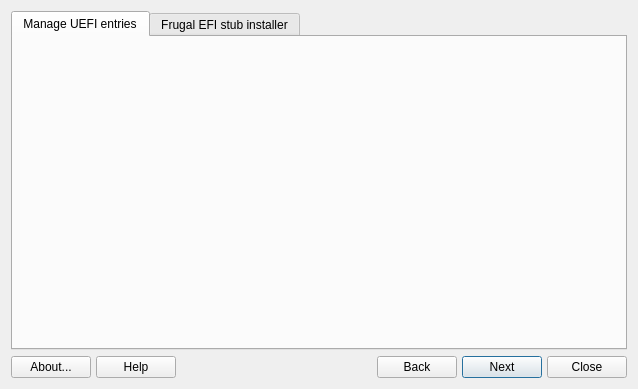
Old version of the form mainwindow.ui in the repository AdrianTM/uefi-manager.
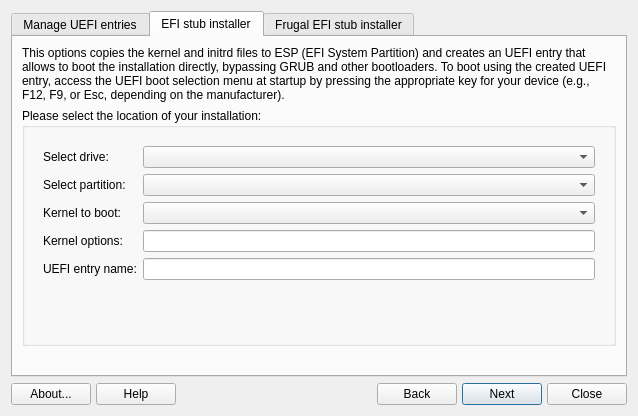
New version of the form. The open tabs and pages were chosen to show the change. Icons and pictures are not drawn.

Commit message: Add logo back

Diff of the .ui file:
```diff
--- a/mainwindow.ui
+++ b/mainwindow.ui
@@ -7,7 +7,7 @@
     <x>0</x>
     <y>0</y>
     <width>638</width>
-    <height>389</height>
+    <height>416</height>
    </rect>
   </property>
   <property name="sizePolicy">
@@ -36,6 +36,124 @@
        <string>Manage UEFI entries</string>
       </attribute>
      </widget>
+     <widget class="QWidget" name="tabStubInstaller">
+      <attribute name="title">
+       <string>EFI stub installer</string>
+      </attribute>
+      <layout class="QVBoxLayout" name="verticalLayout_4">
+       <item>
+        <widget class="QLabel" name="labelStub">
+         <property name="text">
+          <string>This options copies the kernel and initrd files to ESP (EFI System Partition) and creates an UEFI entry that allows to boot the installation directly, bypassing GRUB and other bootloaders. To boot using the created UEFI entry, access the UEFI boot selection menu at startup by pressing the appropriate key for your device (e.g., F12, F9, or Esc, depending on the manufacturer).</string>
+         </property>
+         <property name="wordWrap">
+          <bool>true</bool>
+         </property>
+        </widget>
+       </item>
+       <item>
+        <widget class="QGroupBox" name="groupStub">
+         <property name="title">
+          <string>Please select the location of your installation:</string>
+         </property>
+         <layout class="QVBoxLayout" name="verticalLayout_5">
+          <item>
+           <widget class="QStackedWidget" name="stackedStub">
+            <property name="currentIndex">
+             <number>1</number>
+            </property>
+            <widget class="QWidget" name="pageLocationStub"/>
+            <widget class="QWidget" name="pageLocationOptions">
+             <layout class="QFormLayout" name="formLayout_4">
+              <item row="0" column="0">
+               <widget class="QLabel" name="labelDrive2">
+                <property name="text">
+                 <string>Select drive:</string>
+                </property>
+               </widget>
+              </item>
+              <item row="1" column="0">
+               <widget class="QLabel" name="labelParition2">
+                <property name="text">
+                 <string>Select partition:</string>
+                </property>
+               </widget>
+              </item>
+              <item row="0" column="1">
+               <widget class="QComboBox" name="comboDriveStub">
+                <property name="sizePolicy">
+                 <sizepolicy hsizetype="Expanding" vsizetype="Fixed">
+                  <horstretch>0</horstretch>
+                  <verstretch>0</verstretch>
+                 </sizepolicy>
+                </property>
+               </widget>
+              </item>
+              <item row="1" column="1">
+               <widget class="QComboBox" name="comboPartitionStub">
+                <property name="sizePolicy">
+                 <sizepolicy hsizetype="Expanding" vsizetype="Fixed">
+                  <horstretch>0</horstretch>
+                  <verstretch>0</verstretch>
+                 </sizepolicy>
+                </property>
+               </widget>
+              </item>
+              <item row="2" column="1">
+               <widget class="QComboBox" name="comboKernel"/>
+              </item>
+              <item row="2" column="0">
+               <widget class="QLabel" name="labelKernel">
+                <property name="text">
+                 <string>Kernel to boot:</string>
+                </property>
+               </widget>
+              </item>
+              <item row="3" column="0">
+               <widget class="QLabel" name="labelKernelOptions">
+                <property name="text">
+                 <string>Kernel options:</string>
+                </property>
+               </widget>
+              </item>
+              <item row="4" column="0">
+               <widget class="QLabel" name="labelEntryName">
+                <property name="text">
+                 <string>UEFI entry name:</string>
+                </property>
+               </widget>
+              </item>
+              <item row="3" column="1">
+               <widget class="QLineEdit" name="textKernelOptions"/>
+              </item>
+              <item row="4" column="1">
+               <widget class="QLineEdit" name="textEntryName"/>
+              </item>
+             </layout>
+            </widget>
+           </widget>
+          </item>
+         </layout>
+        </widget>
+       </item>
+       <item>
+        <spacer name="verticalSpacer_2">
+         <property name="orientation">
+          <enum>Qt::Vertical</enum>
+         </property>
+         <property name="sizeType">
+          <enum>QSizePolicy::Minimum</enum>
+         </property>
+         <property name="sizeHint" stdset="0">
+          <size>
+           <width>20</width>
+           <height>20</height>
+          </size>
+         </property>
+        </spacer>
+       </item>
+      </layout>
+     </widget>
      <widget class="QWidget" name="tabFrugal">
       <attribute name="title">
        <string>Frugal EFI stub installer</string>
@@ -224,7 +342,7 @@
     </widget>
    </item>
    <item>
-    <layout class="QGridLayout" name="buttonBar" columnstretch="0,0,0,0,0,0,0">
+    <layout class="QGridLayout" name="buttonBar" columnstretch="0,0,0,0,0,0,0,0,0">
      <property name="sizeConstraint">
       <enum>QLayout::SetDefaultConstraint</enum>
      </property>
@@ -243,6 +361,69 @@
      <property name="spacing">
       <number>5</number>
      </property>
+     <item row="0" column="2">
+      <spacer name="horizontalSpacer_2">
+       <property name="orientation">
+        <enum>Qt::Horizontal</enum>
+       </property>
+       <property name="sizeHint" stdset="0">
+        <size>
+         <width>40</width>
+         <height>20</height>
+        </size>
+       </property>
+      </spacer>
+     </item>
+     <item row="0" column="0">
+      <widget class="QPushButton" name="pushAbout">
+       <property name="sizePolicy">
+        <sizepolicy hsizetype="Fixed" vsizetype="Preferred">
+         <horstretch>0</horstretch>
+         <verstretch>0</verstretch>
+        </sizepolicy>
+       </property>
+       <property name="toolTip">
+        <string>About this application</string>
+       </property>
+       <property name="text">
+        <string>About...</string>
+       </property>
+       <property name="icon">
+        <iconset theme="help-about"/>
+       </property>
+       <property name="shortcut">
+        <string>Alt+B</string>
+       </property>
+       <property name="autoDefault">
+        <bool>true</bool>
+       </property>
+      </widget>
+     </item>
+     <item row="0" column="8">
+      <widget class="QPushButton" name="pushCancel">
+       <property name="sizePolicy">
+        <sizepolicy hsizetype="Fixed" vsizetype="Preferred">
+         <horstretch>0</horstretch>
+         <verstretch>0</verstretch>
+        </sizepolicy>
+       </property>
+       <property name="toolTip">
+        <string>Quit application</string>
+       </property>
+       <property name="text">
+        <string>Close</string>
+       </property>
+       <property name="icon">
+        <iconset theme="window-close"/>
+       </property>
+       <property name="shortcut">
+        <string>Alt+N</string>
+       </property>
+       <property name="autoDefault">
+        <bool>true</bool>
+       </property>
+      </widget>
+     </item>
      <item row="0" column="1">
       <widget class="QPushButton" name="pushHelp">
        <property name="sizePolicy">
@@ -265,7 +446,7 @@
        </property>
       </widget>
      </item>
-     <item row="0" column="4">
+     <item row="0" column="6">
       <widget class="QPushButton" name="pushNext">
        <property name="sizePolicy">
         <sizepolicy hsizetype="Fixed" vsizetype="Preferred">
@@ -290,7 +471,20 @@
        </property>
       </widget>
      </item>
-     <item row="0" column="3">
+     <item row="0" column="4">
+      <spacer name="horizontalSpacer">
+       <property name="orientation">
+        <enum>Qt::Horizontal</enum>
+       </property>
+       <property name="sizeHint" stdset="0">
+        <size>
+         <width>40</width>
+         <height>20</height>
+        </size>
+       </property>
+      </spacer>
+     </item>
+     <item row="0" column="5">
       <widget class="QPushButton" name="pushBack">
        <property name="sizePolicy">
         <sizepolicy hsizetype="Fixed" vsizetype="Preferred">
@@ -306,65 +500,21 @@
        </property>
       </widget>
      </item>
-     <item row="0" column="2">
-      <spacer name="horizontalSpacer_2">
-       <property name="orientation">
-        <enum>Qt::Horizontal</enum>
-       </property>
-       <property name="sizeHint" stdset="0">
+     <item row="0" column="3">
+      <widget class="QLabel" name="label">
+       <property name="maximumSize">
         <size>
-         <width>40</width>
-         <height>20</height>
+         <width>32</width>
+         <height>32</height>
         </size>
        </property>
-      </spacer>
-     </item>
-     <item row="0" column="0">
-      <widget class="QPushButton" name="pushAbout">
-       <property name="sizePolicy">
-        <sizepolicy hsizetype="Fixed" vsizetype="Preferred">
-         <horstretch>0</horstretch>
-         <verstretch>0</verstretch>
-        </sizepolicy>
-       </property>
-       <property name="toolTip">
-        <string>About this application</string>
-       </property>
        <property name="text">
-        <string>About...</string>
+        <string notr="true"/>
        </property>
        <property name="icon">
         <iconset theme="help-about"/>
        </property>
-       <property name="shortcut">
-        <string>Alt+B</string>
-       </property>
-       <property name="autoDefault">
-        <bool>true</bool>
-       </property>
-      </widget>
-     </item>
-     <item row="0" column="6">
-      <widget class="QPushButton" name="pushCancel">
-       <property name="sizePolicy">
-        <sizepolicy hsizetype="Fixed" vsizetype="Preferred">
-         <horstretch>0</horstretch>
-         <verstretch>0</verstretch>
-        </sizepolicy>
-       </property>
-       <property name="toolTip">
-        <string>Quit application</string>
-       </property>
-       <property name="text">
-        <string>Close</string>
-       </property>
-       <property name="icon">
-        <iconset theme="window-close"/>
-       </property>
-       <property name="shortcut">
-        <string>Alt+N</string>
-       </property>
-       <property name="autoDefault">
+       <property name="scaledContents">
         <bool>true</bool>
        </property>
       </widget>
```
Left out of the diff: 20 changed lines with no effect on the pictures.
